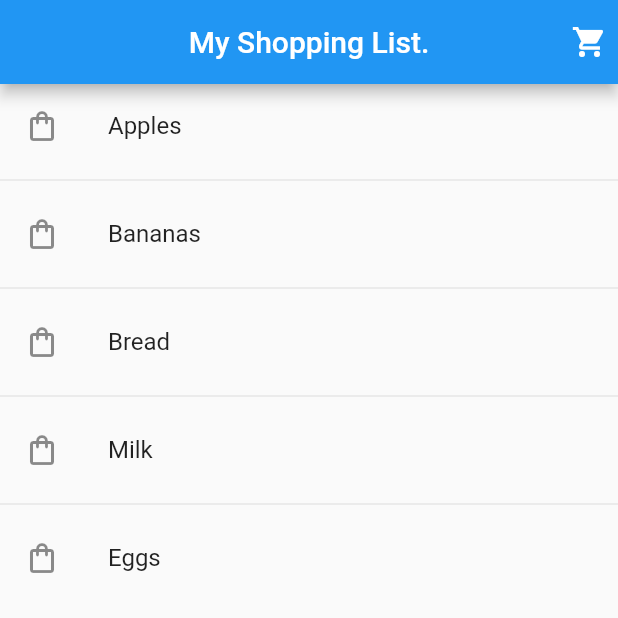
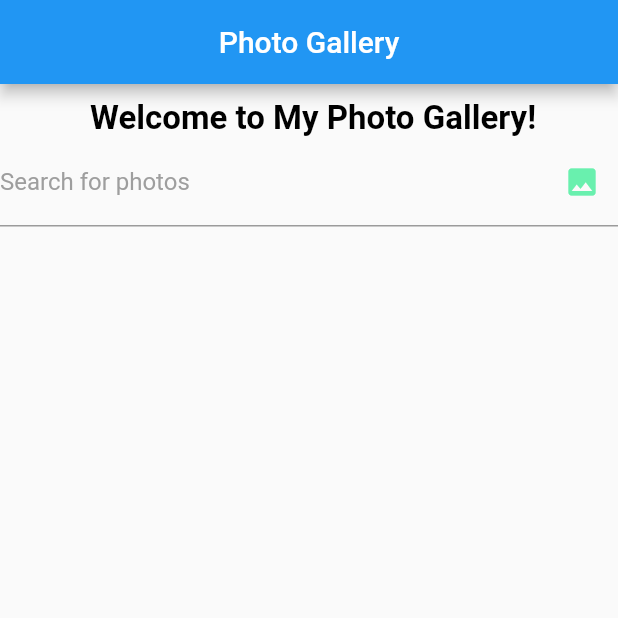
Before and after one commit to shahriartoky0/module_6, a Flutter app: the screen it shows after launch, on a phone screen of 412 x 824 dp, the top half of it. Run offline on Flutter 3.47's test engine with Material 2 defaults, Android fonts, the phone set to English and light mode, and no system bars.

Commit message:
Appbar , Welcome Message and InputField added

```diff
--- a/lib/main.dart
+++ b/lib/main.dart
@@ -1,19 +1,9 @@
-/*Requirements:
-
-An app bar titled "My Shopping List.", with a cart icon.
-
-A list of at least 5 shopping items displayed using ListTile widgets.
-
-Each item should have an icon (use any icon) and a name (name of any object).
-Apply suitable styling for visual appeal.
- */
-
 import 'package:flutter/cupertino.dart';
 import 'package:flutter/material.dart';
 
 main()
 {
-  runApp( const MyApp());
+  runApp(const MyApp());
 }
 
 class MyApp extends StatelessWidget{
@@ -21,49 +11,34 @@ class MyApp extends StatelessWidget{
 
   @override
   Widget build(BuildContext context) {
-    return (MaterialApp(home: HomeActivity(),debugShowCheckedModeBanner: false));
+    return MaterialApp(home: HomeActivity());
   }
 
+
 }
+class HomeActivity extends StatelessWidget
+{
+  const HomeActivity({super.key});
 
-class HomeActivity extends StatelessWidget{
-
-  List <String> listitem =['Apples','Bananas','Bread','Milk','Eggs' ];
-
-  mySnackbar(context , message)
-  {
-    return  ScaffoldMessenger.of(context).showSnackBar(SnackBar(content: Text(message)));
-  }
   @override
   Widget build(BuildContext context) {
     return Scaffold(
         appBar: AppBar(
-        title: Text('My Shopping List.'),
+      title: Text("Photo Gallery"),
           centerTitle: true,
-        actions: [
-          Icon(Icons.shopping_cart),
-          Text('  '),
+),
+      body: SingleChildScrollView(
+        child: Column(
+          children: [
+            SizedBox(height: 10,),
+            RichText(text: TextSpan(text: ' Welcome to My Photo Gallery!',style: TextStyle(fontSize: 22,fontWeight: FontWeight.bold,color: Colors.black)),),
+            TextField(decoration: InputDecoration(
+                label: Text('Search for photos',style: TextStyle(color: Colors.grey),),suffixIcon: Icon(Icons.image,color: Colors.greenAccent,)))
+
           ],
         ),
-      body: ListView.separated(itemBuilder: (context,index)
-          {
-            return GestureDetector(
-             child: ListTile(
-               leading: Icon(Icons.shopping_bag_outlined),
-               title: Text(listitem[index]),
       ),
-              onTap: (){mySnackbar(context, 'You ordered ${listitem[index]}');},
     );
-          }
-          , separatorBuilder: (context, index){
-        return Column(
-          children: [Divider()],
-        );
-          }, itemCount: listitem.length),
-
-
-    )
-    ;
   }
 
 }
```
Also changed, not shown: AppScreenshot.png (deleted), img.png (deleted), 1 other file. Lines whose indentation alone changed are shown as unchanged.
